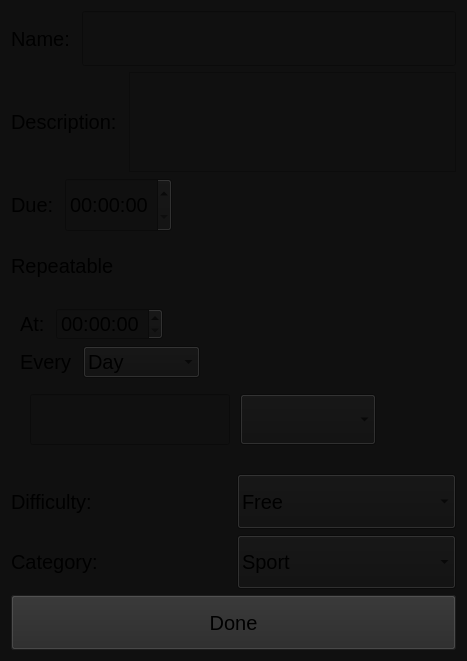
Above: add_task_popup_v6.ui from YotaBitOn/To-Plan before the change. Below: the same form after it.
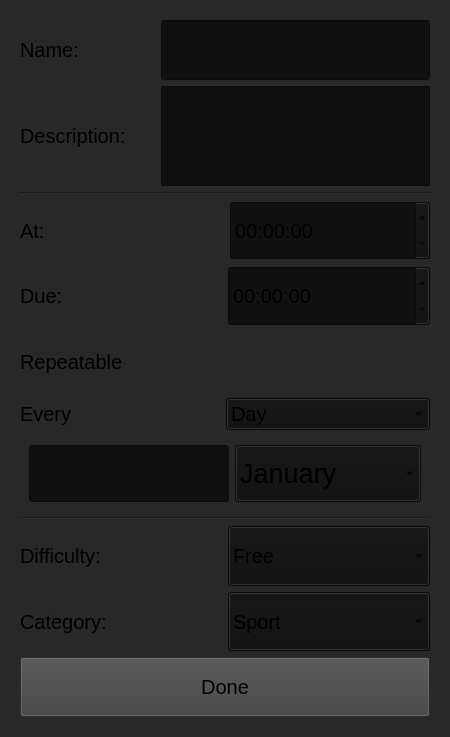
That is the form after the change. The open tabs and pages were chosen to show the change.

Commit message: Add: repeatable task functional. For now only in add task menu

The edit to the form file:
```diff
--- a/add_task_popup_v6.ui
+++ b/add_task_popup_v6.ui
@@ -6,8 +6,8 @@
    <rect>
     <x>0</x>
     <y>0</y>
-    <width>467</width>
-    <height>661</height>
+    <width>450</width>
+    <height>737</height>
    </rect>
   </property>
   <property name="sizePolicy">
@@ -18,13 +18,13 @@
   </property>
   <property name="minimumSize">
    <size>
-    <width>0</width>
+    <width>450</width>
     <height>0</height>
    </size>
   </property>
   <property name="maximumSize">
    <size>
-    <width>467</width>
+    <width>450</width>
     <height>16000</height>
    </size>
   </property>
@@ -33,15 +33,27 @@
   </property>
   <property name="styleSheet">
    <string notr="true">
-background-color: rgb(16,16,16);</string>
+background-color: rgb(40,40,40);</string>
   </property>
-  <layout class="QVBoxLayout" name="verticalLayout_2" stretch="1,1,1,1,1,1,1,1">
+  <layout class="QVBoxLayout" name="verticalLayout_2" stretch="1,1,0,1,1,1,1,0,1,1,1">
+   <property name="leftMargin">
+    <number>20</number>
+   </property>
+   <property name="topMargin">
+    <number>20</number>
+   </property>
+   <property name="rightMargin">
+    <number>20</number>
+   </property>
+   <property name="bottomMargin">
+    <number>20</number>
+   </property>
    <item>
-    <layout class="QHBoxLayout" name="name_layout">
+    <layout class="QHBoxLayout" name="name_layout" stretch="1,2">
      <item>
       <widget class="QLabel" name="name_label">
        <property name="sizePolicy">
-        <sizepolicy hsizetype="Fixed" vsizetype="Minimum">
+        <sizepolicy hsizetype="Preferred" vsizetype="Minimum">
          <horstretch>0</horstretch>
          <verstretch>0</verstretch>
         </sizepolicy>
@@ -69,12 +81,15 @@
          <pointsize>15</pointsize>
         </font>
        </property>
+       <property name="styleSheet">
+        <string notr="true">background-color: rgb(16, 16, 16);</string>
+       </property>
       </widget>
      </item>
     </layout>
    </item>
    <item>
-    <layout class="QHBoxLayout" name="description_layout">
+    <layout class="QHBoxLayout" name="description_layout" stretch="1,2">
      <item>
       <widget class="QLabel" name="description_label">
        <property name="sizePolicy">
@@ -96,7 +111,7 @@
      <item>
       <widget class="QTextEdit" name="description_edit">
        <property name="sizePolicy">
-        <sizepolicy hsizetype="Expanding" vsizetype="Minimum">
+        <sizepolicy hsizetype="Preferred" vsizetype="Minimum">
          <horstretch>0</horstretch>
          <verstretch>0</verstretch>
         </sizepolicy>
@@ -112,12 +127,68 @@
          <pointsize>15</pointsize>
         </font>
        </property>
+       <property name="styleSheet">
+        <string notr="true">background-color: rgb(16, 16, 16);</string>
+       </property>
       </widget>
      </item>
     </layout>
    </item>
    <item>
-    <layout class="QHBoxLayout" name="due_layout">
+    <widget class="Line" name="line">
+     <property name="orientation">
+      <enum>Qt::Orientation::Horizontal</enum>
+     </property>
+    </widget>
+   </item>
+   <item>
+    <layout class="QHBoxLayout" name="at_layout" stretch="1,1">
+     <item>
+      <widget class="QLabel" name="at_layout_2">
+       <property name="sizePolicy">
+        <sizepolicy hsizetype="Preferred" vsizetype="Minimum">
+         <horstretch>0</horstretch>
+         <verstretch>0</verstretch>
+        </sizepolicy>
+       </property>
+       <property name="font">
+        <font>
+         <pointsize>15</pointsize>
+        </font>
+       </property>
+       <property name="text">
+        <string>At: </string>
+       </property>
+      </widget>
+     </item>
+     <item>
+      <widget class="QTimeEdit" name="at_timeedit">
+       <property name="sizePolicy">
+        <sizepolicy hsizetype="Minimum" vsizetype="Minimum">
+         <horstretch>0</horstretch>
+         <verstretch>0</verstretch>
+        </sizepolicy>
+       </property>
+       <property name="maximumSize">
+        <size>
+         <width>200</width>
+         <height>16777215</height>
+        </size>
+       </property>
+       <property name="font">
+        <font>
+         <pointsize>15</pointsize>
+        </font>
+       </property>
+       <property name="styleSheet">
+        <string notr="true">background-color: rgb(16, 16, 16);</string>
+       </property>
+      </widget>
+     </item>
+    </layout>
+   </item>
+   <item>
+    <layout class="QHBoxLayout" name="due_layout" stretch="1,1">
      <item>
       <widget class="QLabel" name="due_label">
        <property name="sizePolicy">
@@ -149,36 +220,15 @@
          <pointsize>15</pointsize>
         </font>
        </property>
+       <property name="styleSheet">
+        <string notr="true">background-color: rgb(16, 16, 16);</string>
+       </property>
       </widget>
      </item>
-     <item>
-      <spacer name="horizontalSpacer_3">
-       <property name="sizePolicy">
-        <sizepolicy hsizetype="Expanding" vsizetype="Minimum">
-         <horstretch>0</horstretch>
-         <verstretch>0</verstretch>
-        </sizepolicy>
-       </property>
-       <property name="font">
-        <font>
-         <pointsize>15</pointsize>
-        </font>
-       </property>
-       <property name="orientation">
-        <enum>Qt::Orientation::Horizontal</enum>
-       </property>
-       <property name="sizeHint" stdset="0">
-        <size>
-         <width>40</width>
-         <height>20</height>
-        </size>
-       </property>
-      </spacer>
-     </item>
     </layout>
    </item>
    <item>
-    <layout class="QHBoxLayout" name="repeatable_layout">
+    <layout class="QHBoxLayout" name="repeatable_layout" stretch="1,1">
      <item>
       <widget class="QLabel" name="repeatable_label">
        <property name="sizePolicy">
@@ -212,30 +262,6 @@
        </property>
       </widget>
      </item>
-     <item>
-      <spacer name="horizontalSpacer_2">
-       <property name="sizePolicy">
-        <sizepolicy hsizetype="Expanding" vsizetype="Minimum">
-         <horstretch>0</horstretch>
-         <verstretch>0</verstretch>
-        </sizepolicy>
-       </property>
-       <property name="font">
-        <font>
-         <pointsize>15</pointsize>
-        </font>
-       </property>
-       <property name="orientation">
-        <enum>Qt::Orientation::Horizontal</enum>
-       </property>
-       <property name="sizeHint" stdset="0">
-        <size>
-         <width>40</width>
-         <height>20</height>
-        </size>
-       </property>
-      </spacer>
-     </item>
     </layout>
    </item>
    <item>
@@ -254,76 +280,21 @@
        <pointsize>15</pointsize>
       </font>
      </property>
-     <layout class="QVBoxLayout" name="verticalLayout">
+     <layout class="QVBoxLayout" name="verticalLayout" stretch="1,1">
+      <property name="leftMargin">
+       <number>0</number>
+      </property>
+      <property name="topMargin">
+       <number>0</number>
+      </property>
+      <property name="rightMargin">
+       <number>0</number>
+      </property>
+      <property name="bottomMargin">
+       <number>0</number>
+      </property>
       <item>
-       <layout class="QHBoxLayout" name="at_layout">
-        <item>
-         <widget class="QLabel" name="at_layout_2">
-          <property name="sizePolicy">
-           <sizepolicy hsizetype="Preferred" vsizetype="Minimum">
-            <horstretch>0</horstretch>
-            <verstretch>0</verstretch>
-           </sizepolicy>
-          </property>
-          <property name="font">
-           <font>
-            <pointsize>15</pointsize>
-           </font>
-          </property>
-          <property name="text">
-           <string>At: </string>
-          </property>
-         </widget>
-        </item>
-        <item>
-         <widget class="QTimeEdit" name="at_timeedit">
-          <property name="sizePolicy">
-           <sizepolicy hsizetype="Minimum" vsizetype="Minimum">
-            <horstretch>0</horstretch>
-            <verstretch>0</verstretch>
-           </sizepolicy>
-          </property>
-          <property name="maximumSize">
-           <size>
-            <width>200</width>
-            <height>16777215</height>
-           </size>
-          </property>
-          <property name="font">
-           <font>
-            <pointsize>15</pointsize>
-           </font>
-          </property>
-         </widget>
-        </item>
-        <item>
-         <spacer name="horizontalSpacer">
-          <property name="sizePolicy">
-           <sizepolicy hsizetype="Expanding" vsizetype="Minimum">
-            <horstretch>0</horstretch>
-            <verstretch>0</verstretch>
-           </sizepolicy>
-          </property>
-          <property name="font">
-           <font>
-            <pointsize>15</pointsize>
-           </font>
-          </property>
-          <property name="orientation">
-           <enum>Qt::Orientation::Horizontal</enum>
-          </property>
-          <property name="sizeHint" stdset="0">
-           <size>
-            <width>40</width>
-            <height>20</height>
-           </size>
-          </property>
-         </spacer>
-        </item>
-       </layout>
-      </item>
-      <item>
-       <layout class="QHBoxLayout" name="evety_layout">
+       <layout class="QHBoxLayout" name="evety_layout" stretch="1,1">
         <item>
          <widget class="QLabel" name="every_label">
           <property name="sizePolicy">
@@ -367,6 +338,9 @@
             <pointsize>15</pointsize>
            </font>
           </property>
+          <property name="styleSheet">
+           <string notr="true">background-color: rgb(16, 16, 16);</string>
+          </property>
           <item>
            <property name="text">
             <string>Day</string>
@@ -394,30 +368,6 @@
           </item>
          </widget>
         </item>
-        <item>
-         <spacer name="horizontalSpacer_4">
-          <property name="sizePolicy">
-           <sizepolicy hsizetype="Expanding" vsizetype="Minimum">
-            <horstretch>0</horstretch>
-            <verstretch>0</verstretch>
-           </sizepolicy>
-          </property>
-          <property name="font">
-           <font>
-            <pointsize>15</pointsize>
-           </font>
-          </property>
-          <property name="orientation">
-           <enum>Qt::Orientation::Horizontal</enum>
-          </property>
-          <property name="sizeHint" stdset="0">
-           <size>
-            <width>40</width>
-            <height>20</height>
-           </size>
-          </property>
-         </spacer>
-        </item>
        </layout>
       </item>
       <item>
@@ -692,54 +642,129 @@
          </layout>
         </widget>
         <widget class="QWidget" name="year">
-         <widget class="QComboBox" name="mounth_edit">
-          <property name="geometry">
-           <rect>
-            <x>220</x>
-            <y>10</y>
-            <width>136</width>
-            <height>51</height>
-           </rect>
-          </property>
-          <property name="maximumSize">
-           <size>
-            <width>200</width>
-            <height>16777215</height>
-           </size>
-          </property>
-          <property name="font">
-           <font>
-            <pointsize>20</pointsize>
-           </font>
-          </property>
-         </widget>
-         <widget class="QLineEdit" name="day_edit">
-          <property name="geometry">
-           <rect>
-            <x>10</x>
-            <y>10</y>
-            <width>200</width>
-            <height>51</height>
-           </rect>
-          </property>
-          <property name="maximumSize">
-           <size>
-            <width>200</width>
-            <height>16777215</height>
-           </size>
-          </property>
-          <property name="font">
-           <font>
-            <pointsize>20</pointsize>
-           </font>
-          </property>
-         </widget>
+         <layout class="QHBoxLayout" name="horizontalLayout_6">
+          <item>
+           <widget class="QLineEdit" name="day_edit">
+            <property name="sizePolicy">
+             <sizepolicy hsizetype="Expanding" vsizetype="Preferred">
+              <horstretch>0</horstretch>
+              <verstretch>0</verstretch>
+             </sizepolicy>
+            </property>
+            <property name="maximumSize">
+             <size>
+              <width>200</width>
+              <height>16777215</height>
+             </size>
+            </property>
+            <property name="font">
+             <font>
+              <pointsize>20</pointsize>
+             </font>
+            </property>
+            <property name="styleSheet">
+             <string notr="true">background-color: rgb(16, 16, 16);</string>
+            </property>
+           </widget>
+          </item>
+          <item>
+           <widget class="QComboBox" name="mounth_edit">
+            <property name="sizePolicy">
+             <sizepolicy hsizetype="Preferred" vsizetype="Preferred">
+              <horstretch>0</horstretch>
+              <verstretch>0</verstretch>
+             </sizepolicy>
+            </property>
+            <property name="maximumSize">
+             <size>
+              <width>200</width>
+              <height>16777215</height>
+             </size>
+            </property>
+            <property name="font">
+             <font>
+              <pointsize>20</pointsize>
+             </font>
+            </property>
+            <property name="styleSheet">
+             <string notr="true">background-color: rgb(16, 16, 16);</string>
+            </property>
+            <item>
+             <property name="text">
+              <string>January</string>
+             </property>
+            </item>
+            <item>
+             <property name="text">
+              <string>February</string>
+             </property>
+            </item>
+            <item>
+             <property name="text">
+              <string>March</string>
+             </property>
+            </item>
+            <item>
+             <property name="text">
+              <string>April</string>
+             </property>
+            </item>
+            <item>
+             <property name="text">
+              <string>May</string>
+             </property>
+            </item>
+            <item>
+             <property name="text">
+              <string>June</string>
+             </property>
+            </item>
+            <item>
+             <property name="text">
+              <string>July</string>
+             </property>
+            </item>
+            <item>
+             <property name="text">
+              <string>August</string>
+             </property>
+            </item>
+            <item>
+             <property name="text">
+              <string>September</string>
+             </property>
+            </item>
+            <item>
+             <property name="text">
+              <string>October</string>
+             </property>
+            </item>
+            <item>
+             <property name="text">
+              <string>November</string>
+             </property>
+            </item>
+            <item>
+             <property name="text">
+              <string>December</string>
+             </property>
+            </item>
+           </widget>
+          </item>
+         </layout>
         </widget>
        </widget>
       </item>
      </layout>
     </widget>
    </item>
+   <item>
+    <widget class="Line" name="line_2">
+     <property name="orientation">
+      <enum>Qt::Orientation::Horizontal</enum>
+     </property>
+    </widget>
+   </item>
    <item>
     <layout class="QHBoxLayout" name="diff_layout">
      <item>
@@ -773,6 +798,9 @@
          <pointsize>15</pointsize>
         </font>
        </property>
+       <property name="styleSheet">
+        <string notr="true">background-color: rgb(16, 16, 16);</string>
+       </property>
        <item>
         <property name="text">
          <string>Free</string>
@@ -830,6 +858,9 @@
          <pointsize>15</pointsize>
         </font>
        </property>
+       <property name="styleSheet">
+        <string notr="true">background-color: rgb(16, 16, 16);</string>
+       </property>
        <item>
         <property name="text">
          <string>Sport</string>
@@ -899,7 +930,7 @@
      </property>
      <property name="styleSheet">
       <string notr="true">
-background-color: rgb(40,40,40);</string>
+background-color: rgb(65, 65, 65);</string>
      </property>
      <property name="text">
       <string>Done</string>
```
Left out of the diff: 31 changed lines with no effect on the pictures. The commit also changes 3 other files.
